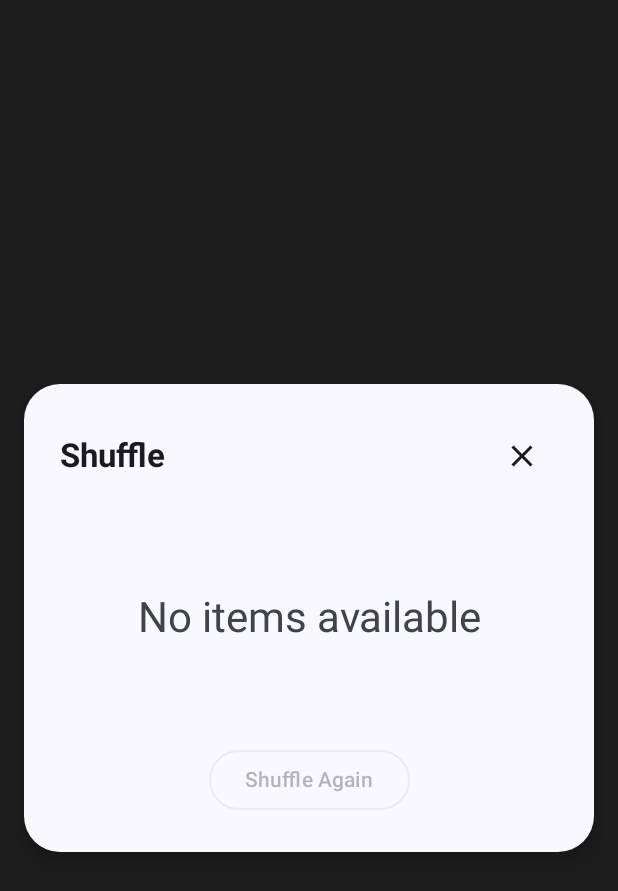
After one commit to teja2495/choosr, an Android app built with Jetpack Compose: the composable ShuffleDialog called with empty values, on a phone screen of 412 x 824 dp. The commit adds this screen. Shown: the top 891 px of the screen. Run offline under Robolectric (Android 15) with nearby library versions, the phone set to English and light mode, and no system bars.

Commit message:
feat: ui updates

```diff
--- /dev/null
+++ b/app/src/main/java/com/tk/choosr/ui/shuffle/ShuffleDialog.kt
@@ -0,0 +1,197 @@
+package com.tk.choosr.ui.shuffle
+
+import androidx.compose.animation.AnimatedContent
+import androidx.compose.animation.ExperimentalAnimationApi
+import androidx.compose.animation.core.tween
+import androidx.compose.animation.fadeIn
+import androidx.compose.animation.fadeOut
+import androidx.compose.animation.with
+import androidx.compose.foundation.background
+import androidx.compose.foundation.layout.Arrangement
+import androidx.compose.foundation.layout.Box
+import androidx.compose.foundation.layout.Column
+import androidx.compose.foundation.layout.Row
+import androidx.compose.foundation.layout.Spacer
+import androidx.compose.foundation.layout.fillMaxSize
+import androidx.compose.foundation.layout.fillMaxWidth
+import androidx.compose.foundation.layout.height
+import androidx.compose.foundation.layout.padding
+import androidx.compose.foundation.layout.size
+import androidx.compose.foundation.layout.width
+import androidx.compose.foundation.shape.RoundedCornerShape
+import androidx.compose.material.icons.Icons
+import androidx.compose.material.icons.filled.Close
+import androidx.compose.material3.AlertDialog
+import androidx.compose.material3.Button
+import androidx.compose.material3.Icon
+import androidx.compose.material3.IconButton
+import androidx.compose.material3.MaterialTheme
+import androidx.compose.material3.OutlinedButton
+import androidx.compose.material3.Text
+import androidx.compose.material3.TextButton
+import androidx.compose.runtime.Composable
+import androidx.compose.runtime.LaunchedEffect
+import androidx.compose.runtime.getValue
+import androidx.compose.runtime.mutableStateOf
+import androidx.compose.runtime.remember
+import androidx.compose.runtime.rememberCoroutineScope
+import androidx.compose.runtime.setValue
+import androidx.compose.ui.Alignment
+import androidx.compose.ui.Modifier
+import androidx.compose.ui.graphics.Color
+import androidx.compose.ui.text.style.TextAlign
+import androidx.compose.ui.unit.dp
+import androidx.compose.ui.window.Dialog
+import androidx.compose.ui.window.DialogProperties
+import com.tk.choosr.data.ChoiceList
+import com.tk.choosr.viewmodel.ListsViewModel
+import kotlinx.coroutines.delay
+import kotlinx.coroutines.launch
+
+@OptIn(ExperimentalAnimationApi::class)
+@Composable
+fun ShuffleDialog(
+    list: ChoiceList?,
+    viewModel: ListsViewModel,
+    onDismiss: () -> Unit,
+    modifier: Modifier = Modifier
+) {
+    var isShowingResult by remember { mutableStateOf(false) }
+    var currentIndex by remember { mutableStateOf<Int?>(null) }
+    var isChoosing by remember { mutableStateOf(false) }
+    val coroutineScope = rememberCoroutineScope()
+
+    // Start the choosing process when dialog opens
+    LaunchedEffect(list?.id) {
+        if (list != null && list.items.isNotEmpty()) {
+            isChoosing = true
+            delay(2000) // Wait 2 seconds
+            currentIndex = viewModel.nextItemIndex(list.id)
+            isChoosing = false
+            isShowingResult = true
+        }
+    }
+
+    Dialog(
+        onDismissRequest = onDismiss,
+        properties = DialogProperties(
+            usePlatformDefaultWidth = false
+        )
+    ) {
+        // Dark overlay background
+        Box(
+            modifier = Modifier
+                .fillMaxSize()
+                .background(Color.Black.copy(alpha = 0.7f)),
+            contentAlignment = Alignment.Center
+        ) {
+            androidx.compose.material3.Card(
+                modifier = Modifier
+                    .fillMaxWidth()
+                    .padding(horizontal = 16.dp),
+                shape = RoundedCornerShape(24.dp),
+                    colors = androidx.compose.material3.CardDefaults.cardColors(
+                        containerColor = MaterialTheme.colorScheme.surface
+                    ),
+                    elevation = androidx.compose.material3.CardDefaults.cardElevation(defaultElevation = 8.dp)
+                ) {
+            Column(
+                modifier = Modifier
+                    .fillMaxWidth()
+                    .padding(24.dp),
+                horizontalAlignment = Alignment.CenterHorizontally
+            ) {
+                // Header with close button
+                Row(
+                    modifier = Modifier.fillMaxWidth(),
+                    horizontalArrangement = Arrangement.SpaceBetween,
+                    verticalAlignment = Alignment.CenterVertically
+                ) {
+                    Text(
+                        text = list?.name ?: "Shuffle",
+                        style = MaterialTheme.typography.titleLarge,
+                        fontWeight = androidx.compose.ui.text.font.FontWeight.Bold
+                    )
+                    IconButton(onClick = onDismiss) {
+                        Icon(
+                            Icons.Default.Close,
+                            contentDescription = "Close",
+                            modifier = Modifier.size(24.dp)
+                        )
+                    }
+                }
+
+                Spacer(modifier = Modifier.height(24.dp))
+
+                // Content area
+                Box(
+                    modifier = Modifier
+                        .fillMaxWidth()
+                        .height(120.dp),
+                    contentAlignment = Alignment.Center
+                ) {
+                    AnimatedContent(
+                        targetState = when {
+                            isChoosing -> "Choosing..."
+                            isShowingResult -> currentIndex
+                            else -> null
+                        },
+                        transitionSpec = {
+                            fadeIn(animationSpec = tween(250)) with fadeOut(animationSpec = tween(200))
+                        },
+                        label = "shuffle_content"
+                    ) { content ->
+                        when (content) {
+                            "Choosing..." -> {
+                                Text(
+                                    text = "Choosing...",
+                                    style = MaterialTheme.typography.headlineMedium,
+                                    textAlign = TextAlign.Center,
+                                    color = MaterialTheme.colorScheme.primary
+                                )
+                            }
+                            is Int -> {
+                                Text(
+                                    text = list?.items?.getOrNull(content) ?: "No items",
+                                    style = MaterialTheme.typography.headlineMedium,
+                                    textAlign = TextAlign.Center
+                                )
+                            }
+                            else -> {
+                                Text(
+                                    text = "No items available",
+                                    style = MaterialTheme.typography.headlineMedium,
+                                    textAlign = TextAlign.Center,
+                                    color = MaterialTheme.colorScheme.onSurfaceVariant
+                                )
+                            }
+                        }
+                    }
+                }
+
+                Spacer(modifier = Modifier.height(24.dp))
+
+                // Action button - centered (only show when not choosing)
+                if (!isChoosing) {
+                    OutlinedButton(
+                        onClick = {
+                            isChoosing = true
+                            isShowingResult = false
+                            // Restart the choosing process
+                            coroutineScope.launch {
+                                delay(2000)
+                                currentIndex = viewModel.nextItemIndex(list?.id ?: "")
+                                isChoosing = false
+                                isShowingResult = true
+                            }
+                        },
+                        enabled = list?.items?.isNotEmpty() == true
+                    ) {
+                        Text("Shuffle Again")
+                    }
+                }
+            }
+            }
+        }
+    }
+}
```
Also changed, not shown: app/src/main/java/com/tk/choosr/ui/edit/EditListScreen.kt (+43 -7 lines), app/src/main/java/com/tk/choosr/ui/home/HomeScreen.kt (+12 -23 lines).
